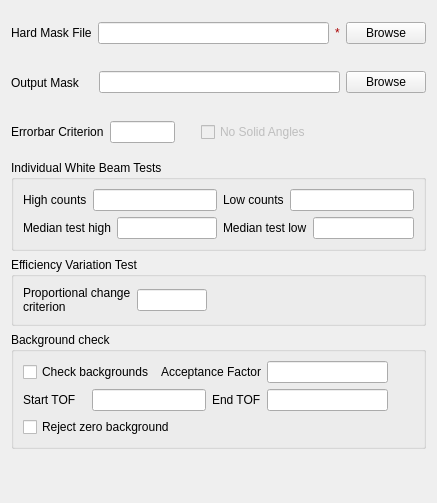
This is Code/Mantid/MantidQt/MantidWidgets/inc/MantidQtMantidWidgets/MWDiag.ui in mantidproject/mantid as Qt 5 draws it before an edit. The edited form follows.
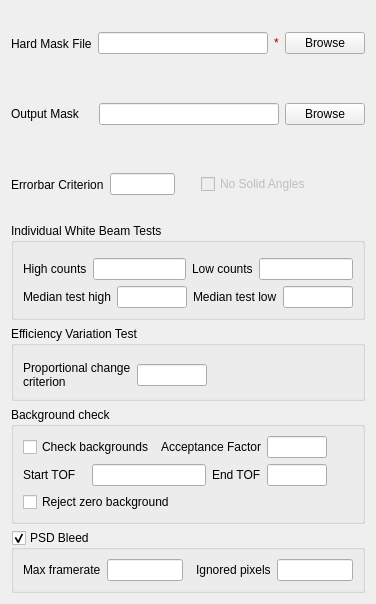
This is the edited form. Custom widgets are drawn as their Qt base class.

Commit message: Incorporated the PSD bleed tests into the Inelastic GUI. Also cleanup up a few things around variables names in the script along with updating the parameter files to hold defaults for the bleed test. Re #1925

Diff of the .ui file:
```diff
--- a/Code/Mantid/MantidQt/MantidWidgets/inc/MantidQtMantidWidgets/MWDiag.ui
+++ b/Code/Mantid/MantidQt/MantidWidgets/inc/MantidQtMantidWidgets/MWDiag.ui
@@ -5,8 +5,8 @@
    <rect>
     <x>0</x>
     <y>0</y>
-    <width>437</width>
-    <height>503</height>
+    <width>376</width>
+    <height>604</height>
    </rect>
   </property>
   <property name="windowTitle" >
@@ -239,7 +239,14 @@
      </property>
      <layout class="QVBoxLayout" name="verticalLayout" >
       <item>
-       <layout class="QHBoxLayout" name="indivTestWhiteLay" />
+       <widget class="MantidQt::MantidWidgets::MWRunFiles" name="white_file" >
+        <property name="label" stdset="0" >
+         <string>White Beam Van 1</string>
+        </property>
+        <property name="multipleFiles" stdset="0" >
+         <bool>false</bool>
+        </property>
+       </widget>
       </item>
       <item>
        <layout class="QHBoxLayout" name="horizontalLayout_5" >
@@ -299,7 +306,17 @@
      </property>
      <layout class="QVBoxLayout" name="verticalLayout_2" >
       <item>
-       <layout class="QHBoxLayout" name="effVarTestWhiteLay" />
+       <widget class="MantidQt::MantidWidgets::MWRunFiles" name="white_file_2" >
+        <property name="label" stdset="0" >
+         <string>White Beam Van 2</string>
+        </property>
+        <property name="multipleFiles" stdset="0" >
+         <bool>false</bool>
+        </property>
+        <property name="optional" stdset="0" >
+         <bool>true</bool>
+        </property>
+       </widget>
       </item>
       <item>
        <layout class="QHBoxLayout" name="horizontalLayout_4" >
@@ -420,20 +437,73 @@
     </widget>
    </item>
    <item>
-    <spacer name="verticalSpacer" >
-     <property name="orientation" >
-      <enum>Qt::Vertical</enum>
+    <widget class="QGroupBox" name="bleed_group" >
+     <property name="title" >
+      <string>PSD Bleed</string>
      </property>
-     <property name="sizeHint" stdset="0" >
-      <size>
-       <width>20</width>
-       <height>40</height>
-      </size>
+     <property name="checkable" >
+      <bool>true</bool>
      </property>
-    </spacer>
+     <layout class="QGridLayout" name="gridLayout_2" >
+      <item row="0" column="0" >
+       <widget class="QLabel" name="label" >
+        <property name="toolTip" >
+         <string>Set the maximum allowed rate per frame for a tube</string>
+        </property>
+        <property name="text" >
+         <string>Max framerate</string>
+        </property>
+       </widget>
+      </item>
+      <item row="0" column="1" >
+       <widget class="QLineEdit" name="bleed_maxrate" >
+        <property name="toolTip" >
+         <string>Set the maximum allowed rate per frame for a tube</string>
+        </property>
+       </widget>
+      </item>
+      <item row="0" column="3" >
+       <widget class="QLabel" name="label_2" >
+        <property name="toolTip" >
+         <string>Set the number of central pixels to ignore within a tube</string>
+        </property>
+        <property name="text" >
+         <string>Ignored pixels</string>
+        </property>
+       </widget>
+      </item>
+      <item row="0" column="4" >
+       <widget class="QLineEdit" name="ignored_pixels" >
+        <property name="toolTip" >
+         <string>Set the number of central pixels to ignore within a tube</string>
+        </property>
+       </widget>
+      </item>
+      <item row="0" column="2" >
+       <spacer name="horizontalSpacer_3" >
+        <property name="orientation" >
+         <enum>Qt::Horizontal</enum>
+        </property>
+        <property name="sizeHint" stdset="0" >
+         <size>
+          <width>40</width>
+          <height>20</height>
+         </size>
+        </property>
+       </spacer>
+      </item>
+     </layout>
+    </widget>
    </item>
   </layout>
  </widget>
+ <customwidgets>
+  <customwidget>
+   <class>MantidQt::MantidWidgets::MWRunFiles</class>
+   <extends>QWidget</extends>
+   <header>MantidQtMantidWidgets/MWRunFiles.h</header>
+  </customwidget>
+ </customwidgets>
  <resources/>
  <connections/>
 </ui>
```
The commit also changes 12 other files.
